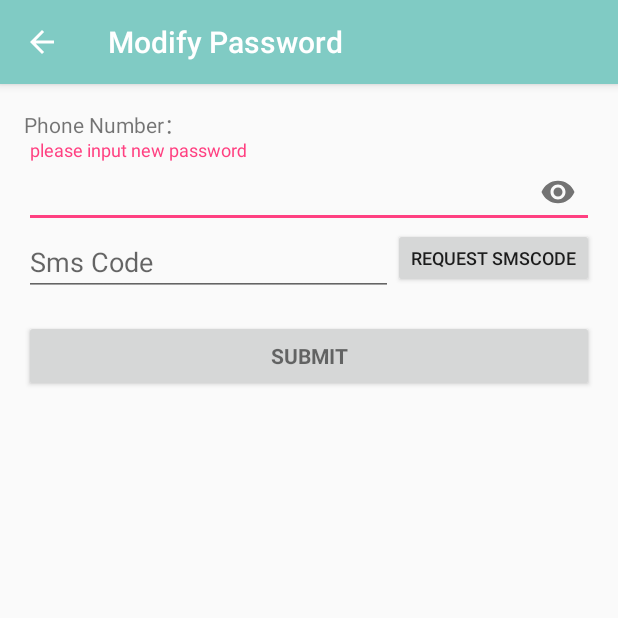
After one commit to Nicholas-Suo/ContactsCloud, an Android app: the ModifyPasswordActivity screen opened directly, with no data from a screen before it, on a phone screen of 412 x 824 dp, the top half of it. The commit adds this screen. Run offline under Robolectric (Android 15) with nearby library versions, the phone set to English and light mode, and no system bars; libraries missing offline, so code that uses them is left out: cn.bmob.v3; 2 statements that could not run were skipped.

Commit message:
add the modify password activity

```diff
--- a/app/src/main/AndroidManifest.xml
+++ b/app/src/main/AndroidManifest.xml
@@ -56,7 +56,10 @@
             android:name=".ForgetPasswordActivity"
             android:label="@string/forget_password_title"
             ></activity>
-
+        <activity
+            android:name=".ModifyPasswordActivity"
+            android:label="@string/modify_password"
+            ></activity>
 
     </application>
 
--- a/app/src/main/java/tech/xiaosuo/com/contactscloud/Fragments/MyInfoFragment.java
+++ b/app/src/main/java/tech/xiaosuo/com/contactscloud/Fragments/MyInfoFragment.java
@@ -25,6 +25,7 @@ import tech.xiaosuo.com.contactscloud.Menu.CloudContatctsMenu;
 import tech.xiaosuo.com.contactscloud.Menu.MenuFactory;
 import tech.xiaosuo.com.contactscloud.Menu.ModifyPasswordMenu;
 import tech.xiaosuo.com.contactscloud.Menu.SettingsMenu;
+import tech.xiaosuo.com.contactscloud.ModifyPasswordActivity;
 import tech.xiaosuo.com.contactscloud.R;
 import tech.xiaosuo.com.contactscloud.bmob.UserInfo;
 
@@ -116,6 +117,8 @@ public class MyInfoFragment extends BaseFragment  implements View.OnClickListene
             Log.d(TAG," open the bind phone number activity");
         }else if(ModifyPasswordMenu.menuName.equals(name)){
             Log.d(TAG," open the modify password activity");
+            Intent mdPwdintent = new Intent(context, ModifyPasswordActivity.class);
+            startActivity(mdPwdintent);
         }else if(SettingsMenu.menuName.equals(name)){
             Log.d(TAG," open the Settings activity");
         }
--- /dev/null
+++ b/app/src/main/java/tech/xiaosuo/com/contactscloud/ModifyPasswordActivity.java
@@ -0,0 +1,202 @@
+package tech.xiaosuo.com.contactscloud;
+
+import android.animation.Animator;
+import android.animation.AnimatorListenerAdapter;
+import android.annotation.TargetApi;
+import android.app.AlertDialog;
+import android.app.ProgressDialog;
+import android.content.Context;
+import android.content.DialogInterface;
+import android.content.Intent;
+import android.content.pm.PackageManager;
+import android.graphics.Color;
+import android.support.annotation.NonNull;
+import android.support.v7.app.ActionBar;
+import android.support.v7.app.AppCompatActivity;
+import android.app.LoaderManager.LoaderCallbacks;
+
+import android.content.CursorLoader;
+import android.content.Loader;
+import android.database.Cursor;
+import android.net.Uri;
+import android.os.AsyncTask;
+
+import android.os.Build;
+import android.os.Bundle;
+import android.provider.ContactsContract;
+import android.text.SpannableString;
+import android.text.Spanned;
+import android.text.TextUtils;
+import android.text.method.LinkMovementMethod;
+import android.text.style.ClickableSpan;
+import android.text.style.ForegroundColorSpan;
+import android.text.style.UnderlineSpan;
+import android.util.Log;
+import android.view.KeyEvent;
+import android.view.View;
+import android.view.View.OnClickListener;
+import android.view.inputmethod.EditorInfo;
+import android.widget.ArrayAdapter;
+import android.widget.Button;
+import android.widget.EditText;
+import android.widget.TextView;
+
+import java.util.ArrayList;
+import java.util.List;
+
+import cn.bmob.v3.BmobQuery;
+import cn.bmob.v3.BmobUser;
+import cn.bmob.v3.exception.BmobException;
+import cn.bmob.v3.listener.FindListener;
+import cn.bmob.v3.listener.LogInListener;
+import tech.xiaosuo.com.contactscloud.bmob.BmobInterface;
+import tech.xiaosuo.com.contactscloud.bmob.UserInfo;
+
+import static android.Manifest.permission.READ_CONTACTS;
+
+/**
+ * A login screen that offers login via email/password.
+ */
+public class ModifyPasswordActivity extends BaseActivity implements View.OnClickListener { //implements LoaderCallbacks<Cursor>
+
+    private static final String TAG = "ForgetPasswordActivity";
+
+    // UI references.
+    private TextView phoneNumberView;
+    private EditText smsCodeVew;
+    private EditText passwordView;
+    private Button requesSmsCodeView;
+    private String currPhoneNumber;
+    private Context mContext;
+
+    @Override
+    protected void onCreate(Bundle savedInstanceState) {
+        super.onCreate(savedInstanceState);
+        setContentView(R.layout.activity_modify_password);
+        mContext = getApplicationContext();
+        ActionBar actionBar = getSupportActionBar();
+       // actionBar.setHomeButtonEnabled(true);
+        actionBar.setDisplayHomeAsUpEnabled(true);
+
+        phoneNumberView = (TextView) findViewById(R.id.curr_login_phone_number_md);
+        UserInfo bmobUser = UserInfo.getCurrentUser(UserInfo.class);
+        currPhoneNumber = bmobUser.getMobilePhoneNumber();
+        String phoneNumberWithStar = Utils.modifyPhoneMiddleNumberUsingStar(currPhoneNumber);
+        phoneNumberView.setText(phoneNumberWithStar);;
+
+        passwordView = (EditText)findViewById(R.id.new_password_md);
+        smsCodeVew = (EditText) findViewById(R.id.md_pwd_sms_code_view);
+        requesSmsCodeView = (Button) findViewById(R.id.request_md_pwd_sms_code_button);
+        requesSmsCodeView.setOnClickListener(this);
+
+        Button mUserSignInButton = (Button) findViewById(R.id.md_pwd_verify_button);
+        mUserSignInButton.setOnClickListener(new OnClickListener() {
+            @Override
+            public void onClick(View view) {
+                attemptModify();
+            }
+        });
+    }
+
+    /**
+     * Attempts to sign in or register the account specified by the login form.
+     * If there are form errors (invalid email, missing fields, etc.), the
+     * errors are presented and no actual.
+     */
+    private void attemptModify() {
+
+        // Reset errors.
+        smsCodeVew.setError(null);
+        passwordView.setError(null);
+        // Store values at the time of the login attempt.
+
+        String smsCode = smsCodeVew.getText().toString();
+        String newPwd = passwordView.getText().toString();
+
+        boolean cancel = false;
+        View focusView = null;
+
+        // Check for a valid password, if the user entered one.
+        if (TextUtils.isEmpty(smsCode) || smsCode.length() < 4) {
+            smsCodeVew.setError(getString(R.string.verify_code_invalid));
+            focusView = smsCodeVew;
+            cancel = true;
+        }
+
+        //check password
+        if(TextUtils.isEmpty(newPwd) || newPwd.length() < 6){
+            passwordView.setError(getString(R.string.error_invalid_password));
+            focusView = passwordView;
+            cancel = true;
+        }
+
+        if (cancel) {
+            // There was an error; don't attempt login and focus the first
+            // form field with an error.
+            focusView.requestFocus();
+        } else {
+            // perform the user login attempt.
+            BmobInterface.resetPassword(this,smsCode,newPwd);
+        }
+    }
+
+
+    @Override
+    public void onClick(View v) {
+         int id = v.getId();
+         if(id == R.id.request_md_pwd_sms_code_button){
+
+             // Check for a valid phone number
+             boolean cancel = false;
+
+             if (TextUtils.isEmpty(currPhoneNumber) || !Utils.isValidPhoneNumber(currPhoneNumber)) {
+                 Log.d(TAG," the phone number is invalid,can not request smscode");
+                 return;
+             }
+             smsCodeVew.requestFocus();
+             requestSmsCodeAgainTimer(requesSmsCodeView,Utils.ONE_MINUTE);
+             BmobInterface.sendSmsCodeRequest(ModifyPasswordActivity.this,currPhoneNumber);
+            // isRegisteredPhone(phoneNumber);
+         }
+    }
+
+    /**
+     * check the phone number whether is registered,
+     * if not,do not request sms code.
+     * if yes,request sms code.
+     * forgetpassword only using for registered user's phone number.
+     * @return
+     */
+    private void isRegisteredPhone(final String phoneNumber){
+        final boolean[] result ={false};
+        if(!Utils.isValidPhoneNumber(phoneNumber)){
+            Log.d(TAG," the phone number is invalid,return false");
+            return;
+        }
+        smsCodeVew.requestFocus();
+        BmobQuery<UserInfo> bmobQuery = new BmobQuery<>();
+        bmobQuery.addWhereEqualTo("mobilePhoneNumber",phoneNumber);
+        bmobQuery.findObjects(new FindListener<UserInfo>() {
+            @Override
+            public void done(List<UserInfo> list, BmobException e) {
+                if(e == null){
+                    if(list != null && list.size() > 0){
+                        Log.d(TAG,"the phonnumber: "+ phoneNumber +" is registerd.then request the sms code");
+                        BmobInterface.sendSmsCodeRequest(ModifyPasswordActivity.this,phoneNumber);
+                    }else{
+                        Log.d(TAG,"the phonnumber: "+ phoneNumber +" is not registerd.show error");
+                        showErrorCode(getString(R.string.phonenumber_no_registered));
+                    }
+                }else{
+                    Log.d(TAG," isRegisteredPhone check exception" +  e.getErrorCode() + " " + e.getMessage());
+                    showErrorCode(e.getErrorCode());
+                }
+            }
+        });
+    }
+
+    @Override
+    protected void onDestroy() {
+        super.onDestroy();
+    }
+}
--- a/app/src/main/java/tech/xiaosuo/com/contactscloud/bmob/BmobInterface.java
+++ b/app/src/main/java/tech/xiaosuo/com/contactscloud/bmob/BmobInterface.java
@@ -50,7 +50,8 @@ public  class BmobInterface {
             public void done(Integer smsId, BmobException e) {
                 if (e == null) {
                     Log.d(TAG,"send sms code request success " + smsId + "\n");
-                    Toast.makeText(context,context.getResources().getString(R.string.sms_code_has_send_to) + phone, Toast.LENGTH_SHORT).show();
+                    String phoneNumberWithStar = Utils.modifyPhoneMiddleNumberUsingStar(phone);
+                    Toast.makeText(context,context.getResources().getString(R.string.sms_code_has_send_to) + phoneNumberWithStar, Toast.LENGTH_SHORT).show();
                 } else {
                     Log.d(TAG,"send sms code request fail " + e.getErrorCode() + "-" + e.getMessage());
                     context.showErrorCode(e.getErrorCode());
--- /dev/null
+++ b/app/src/main/res/layout/activity_modify_password.xml
@@ -0,0 +1,93 @@
+<?xml version="1.0" encoding="utf-8"?>
+<LinearLayout xmlns:android="http://schemas.android.com/apk/res/android"
+    xmlns:tools="http://schemas.android.com/tools"
+    android:layout_width="match_parent"
+    android:layout_height="match_parent"
+    xmlns:app="http://schemas.android.com/apk/res-auto"
+    android:gravity="center_horizontal"
+    android:orientation="vertical"
+    android:paddingBottom="@dimen/activity_vertical_margin"
+    android:paddingLeft="@dimen/activity_horizontal_margin"
+    android:paddingRight="@dimen/activity_horizontal_margin"
+    android:paddingTop="@dimen/activity_vertical_margin"
+    tools:context=".ModifyPasswordActivity">
+
+    <ScrollView
+        android:id="@+id/modify_password_scroll"
+        android:layout_width="match_parent"
+        android:layout_height="match_parent">
+
+        <LinearLayout
+            android:id="@+id/modify_password_form"
+            android:layout_width="match_parent"
+            android:layout_height="wrap_content"
+            android:orientation="vertical">
+           <!-- current phone number-->
+            <LinearLayout
+                android:layout_width="match_parent"
+                android:layout_height="wrap_content"
+                android:orientation="horizontal"
+                >
+            <TextView
+                android:layout_width="wrap_content"
+                android:layout_height="wrap_content"
+                android:text="@string/curr_phone_number"
+                />
+                <TextView
+                    android:id="@+id/curr_login_phone_number_md"
+                    android:layout_width="wrap_content"
+                    android:layout_height="wrap_content"
+                    android:text="***"
+                    />
+            </LinearLayout>
+            <!-- new password -->
+            <android.support.design.widget.TextInputLayout
+                android:layout_width="match_parent"
+                android:layout_height="wrap_content"
+                app:passwordToggleEnabled="true"
+                >
+                <EditText
+                    android:id="@+id/new_password_md"
+                    android:layout_width="match_parent"
+                    android:layout_height="wrap_content"
+                    android:hint="@string/pls_input_new_password"
+                    android:inputType="textPassword"
+                    />
+            </android.support.design.widget.TextInputLayout>
+            <!-- request smscode -->
+            <RelativeLayout
+                android:layout_width="match_parent"
+                android:layout_height="wrap_content">
+                <EditText
+                    android:id="@+id/md_pwd_sms_code_view"
+                    android:layout_width="match_parent"
+                    android:layout_height="wrap_content"
+                    android:hint="@string/sms_code"
+                    android:inputType="number"
+                    android:maxLines="1"
+                    android:singleLine="true"
+                    android:layout_alignParentLeft="true"
+                    android:layout_toLeftOf="@+id/request_md_pwd_sms_code_button"
+                    />
+                <Button
+                    android:id="@+id/request_md_pwd_sms_code_button"
+                    android:layout_width="wrap_content"
+                    android:layout_height="40dp"
+                    android:text="@string/request_sms_code"
+                    android:layout_alignParentRight="true"
+                    android:textSize="12dp"
+                    />
+            </RelativeLayout>
+            <!-- submit button -->
+            <Button
+                android:id="@+id/md_pwd_verify_button"
+                style="?android:textAppearanceSmall"
+                android:layout_width="match_parent"
+                android:layout_height="wrap_content"
+                android:layout_marginTop="16dp"
+                android:text="@string/submit"
+                android:textStyle="bold" />
+
+        </LinearLayout>
+    </ScrollView>
+</LinearLayout>
--- a/app/src/main/res/values/strings.xml
+++ b/app/src/main/res/values/strings.xml
@@ -66,4 +66,5 @@
     <string name="replace_phone_number">Replace Phone Number</string>
     <string name="modify_password">Modify Password</string>
     <string name="settings">Settings</string>
+    <string name="curr_phone_number">Phone Number：</string>
 </resources>
```
Also changed, not shown: 1 other file.
